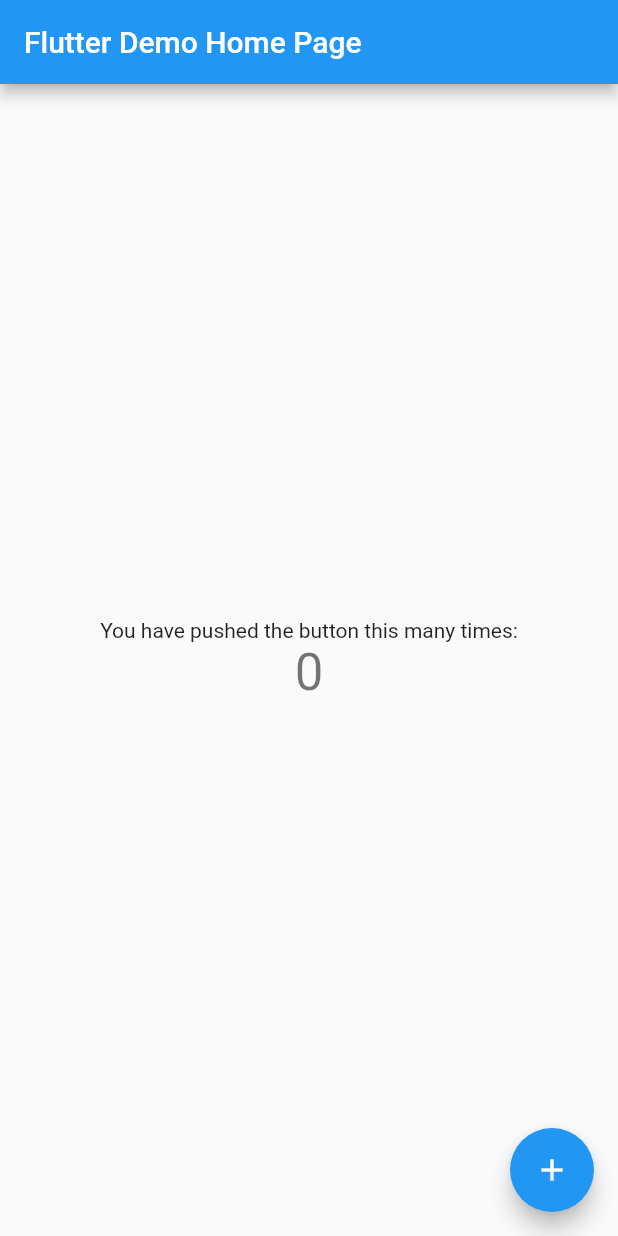
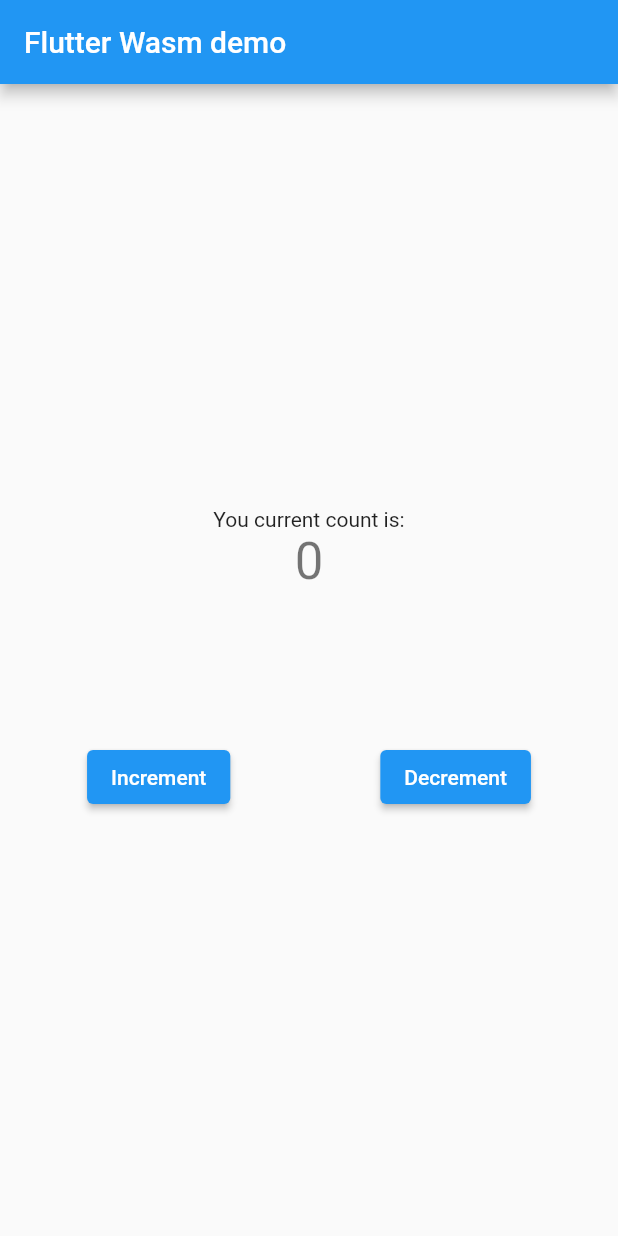
Before and after one commit to Ivy-Walobwa/flutter-web-wasm, a Flutter app: the screen it shows after launch, on a phone screen of 412 x 824 dp. Run offline on Flutter 3.47's test engine with Material 2 defaults, Android fonts, the phone set to English and light mode, and no system bars; missing offline and left inert: wasm_interop.

Commit message:
update UI

```diff
--- a/lib/main.dart
+++ b/lib/main.dart
@@ -1,4 +1,5 @@
 import 'package:flutter/material.dart';
+import './wasm/wasm_loader.dart';
 
 void main() {
   runApp(const MyApp());
@@ -7,39 +8,20 @@ void main() {
 class MyApp extends StatelessWidget {
   const MyApp({Key? key}) : super(key: key);
 
-  // This widget is the root of your application.
   @override
   Widget build(BuildContext context) {
     return MaterialApp(
       title: 'Flutter Demo',
       theme: ThemeData(
-        // This is the theme of your application.
-        //
-        // Try running your application with "flutter run". You'll see the
-        // application has a blue toolbar. Then, without quitting the app, try
-        // changing the primarySwatch below to Colors.green and then invoke
-        // "hot reload" (press "r" in the console where you ran "flutter run",
-        // or simply save your changes to "hot reload" in a Flutter IDE).
-        // Notice that the counter didn't reset back to zero; the application
-        // is not restarted.
         primarySwatch: Colors.blue,
       ),
-      home: const MyHomePage(title: 'Flutter Demo Home Page'),
+      home: const MyHomePage(title: 'Flutter Wasm demo'),
     );
   }
 }
 
 class MyHomePage extends StatefulWidget {
   const MyHomePage({Key? key, required this.title}) : super(key: key);
-
-  // This widget is the home page of your application. It is stateful, meaning
-  // that it has a State object (defined below) that contains fields that affect
-  // how it looks.
-
-  // This class is the configuration for the state. It holds the values (in this
-  // case the title) provided by the parent (in this case the App widget) and
-  // used by the build method of the State. Fields in a Widget subclass are
-  // always marked "final".
 
   final String title;
 
@@ -48,68 +30,67 @@ class MyHomePage extends StatefulWidget {
 }
 
 class _MyHomePageState extends State<MyHomePage> {
+  late WasmLoader loader;
   int _counter = 0;
 
+  @override
+  void initState() {
+    super.initState();
+    _init();
+  }
+
+  Future<void> _init() async {
+    loader = WasmLoader(path: 'assets/wasm/release.wasm');
+    final isLoaded = await loader.initialized();
+    if (isLoaded) {
+      setState(() {});
+    }
+  }
+
   void _incrementCounter() {
-    setState(() {
-      // This call to setState tells the Flutter framework that something has
-      // changed in this State, which causes it to rerun the build method below
-      // so that the display can reflect the updated values. If we changed
-      // _counter without calling setState(), then the build method would not be
-      // called again, and so nothing would appear to happen.
-      _counter++;
-    });
+    _counter = loader.callfunc('plusOne', _counter) as int;
+    setState(() {});
+  }
+
+  void _decrementCounter() {
+    _counter = loader.callfunc('minusOne', _counter) as int;
+    setState(() {});
   }
 
   @override
   Widget build(BuildContext context) {
-    // This method is rerun every time setState is called, for instance as done
-    // by the _incrementCounter method above.
-    //
-    // The Flutter framework has been optimized to make rerunning build methods
-    // fast, so that you can just rebuild anything that needs updating rather
-    // than having to individually change instances of widgets.
     return Scaffold(
       appBar: AppBar(
-        // Here we take the value from the MyHomePage object that was created by
-        // the App.build method, and use it to set our appbar title.
         title: Text(widget.title),
       ),
       body: Center(
-        // Center is a layout widget. It takes a single child and positions it
-        // in the middle of the parent.
         child: Column(
-          // Column is also a layout widget. It takes a list of children and
-          // arranges them vertically. By default, it sizes itself to fit its
-          // children horizontally, and tries to be as tall as its parent.
-          //
-          // Invoke "debug painting" (press "p" in the console, choose the
-          // "Toggle Debug Paint" action from the Flutter Inspector in Android
-          // Studio, or the "Toggle Debug Paint" command in Visual Studio Code)
-          // to see the wireframe for each widget.
-          //
-          // Column has various properties to control how it sizes itself and
-          // how it positions its children. Here we use mainAxisAlignment to
-          // center the children vertically; the main axis here is the vertical
-          // axis because Columns are vertical (the cross axis would be
-          // horizontal).
           mainAxisAlignment: MainAxisAlignment.center,
           children: <Widget>[
             const Text(
-              'You have pushed the button this many times:',
+              'You current count is:',
             ),
             Text(
               '$_counter',
               style: Theme.of(context).textTheme.headline4,
             ),
+            const SizedBox(
+              height: 100,
+            ),
+            Wrap(
+              spacing: 100,
+              children: [
+                ElevatedButton(
+                    onPressed: _incrementCounter,
+                    child: const Text('Increment')),
+                ElevatedButton(
+                    onPressed: _decrementCounter,
+                    child: const Text('Decrement'))
+              ],
+            )
           ],
         ),
       ),
-      floatingActionButton: FloatingActionButton(
-        onPressed: _incrementCounter,
-        tooltip: 'Increment',
-        child: const Icon(Icons.add),
-      ), // This trailing comma makes auto-formatting nicer for build methods.
     );
   }
 }
```
